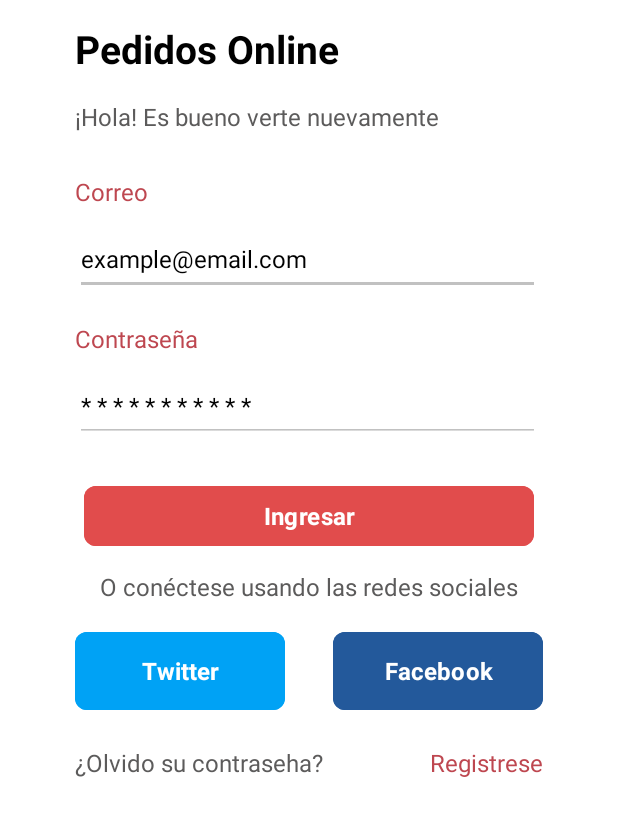
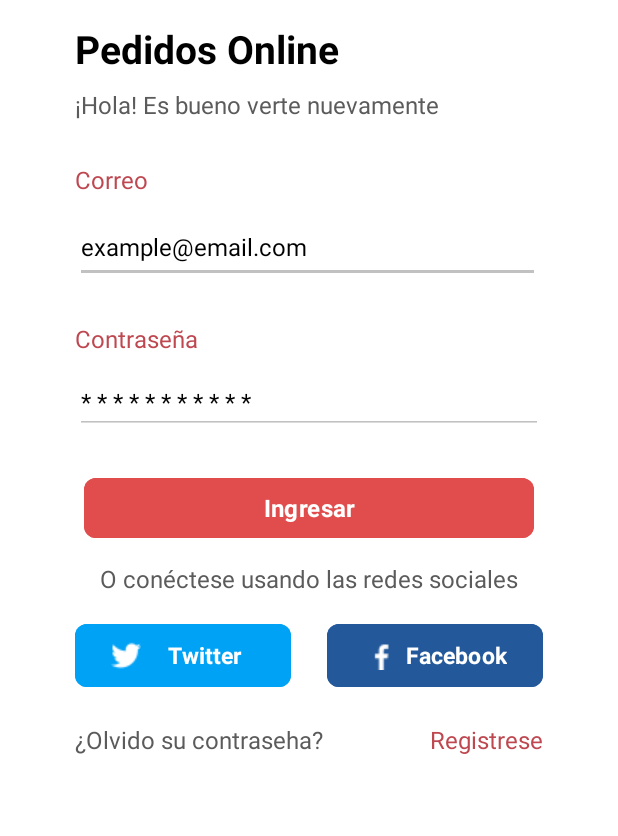
Before and after one commit to juanti24/Dispositivos_Moviles1, an Android app: the screen it shows after launch (MainActivity), on a phone screen of 412 x 824 dp, the part 248-1084 px from its top. Run offline under Robolectric (Android 15) with nearby library versions, the light colour scheme and no system bars; Roboto replaces fonts that are not available here.

Commit message:
Ventana de Login

```diff
--- a/app/src/main/java/com/programacion/dispositivosmoviles/MainActivity.kt
+++ b/app/src/main/java/com/programacion/dispositivosmoviles/MainActivity.kt
@@ -25,7 +25,6 @@ class MainActivity : AppCompatActivity() {
         super.onStart()
         initClass()
     }
-
     private fun initClass() {
 
         binding.btnIngreso.setOnClickListener {
--- a/app/src/main/res/layout/activity_main.xml
+++ b/app/src/main/res/layout/activity_main.xml
@@ -10,8 +10,8 @@
     <TextView
         android:id="@+id/nombreApp"
         style="@style/textTitle"
-        android:layout_width="178dp"
-        android:layout_height="48dp"
+        android:layout_width="308dp"
+        android:layout_height="40dp"
         android:layout_marginStart="50dp"
         android:layout_marginTop="180dp"
         android:gravity="left"
@@ -91,26 +91,27 @@
     <Button
         android:id="@+id/btnLoginFacebook"
         style="@style/ButtonFacebook"
-        android:layout_width="140dp"
-        android:layout_height="60dp"
-        android:layout_marginStart="216dp"
+        android:layout_width="@dimen/buttom_widht"
+        android:layout_height="@dimen/buttom_alternate_height"
         android:layout_marginTop="15dp"
         android:layout_marginEnd="50dp"
+        android:drawableLeft="@drawable/facebook"
         android:text="Facebook"
+        android:textSize="15sp"
         app:layout_constraintEnd_toEndOf="parent"
-        app:layout_constraintHorizontal_bias="1.0"
-        app:layout_constraintStart_toStartOf="parent"
         app:layout_constraintTop_toBottomOf="@+id/mensajeRedes"
         tools:ignore="MissingConstraints" />
 
     <Button
         android:id="@+id/btnLoginTwitter"
         style="@style/ButtonTwitter"
-        android:layout_width="140dp"
-        android:layout_height="60dp"
+        android:layout_width="@dimen/buttom_widht"
+        android:layout_height="@dimen/buttom_alternate_height"
         android:layout_marginStart="50dp"
         android:layout_marginTop="15dp"
+        android:drawableLeft="@drawable/twitter"
         android:text="Twitter"
+        android:textSize="15sp"
         app:layout_constraintStart_toStartOf="parent"
         app:layout_constraintTop_toBottomOf="@+id/mensajeRedes"
         tools:ignore="MissingConstraints" />
@@ -120,7 +121,7 @@
         android:id="@+id/btnIngreso"
         style="@style/ButtonIngreso"
         android:layout_width="300dp"
-        android:layout_height="48dp"
+        android:layout_height="@dimen/buttom_height"
         android:layout_marginTop="25dp"
         android:gravity="center"
         android:text="@string/ingreso_boton"
@@ -158,14 +159,16 @@
 
     <EditText
         android:id="@+id/pass"
-        android:layout_width="310dp"
-        android:layout_height="48dp"
-        android:layout_marginStart="50dp"
+        android:layout_width="match_parent"
+        android:layout_height="wrap_content"
         android:layout_marginTop="10dp"
+        android:layout_marginLeft="@dimen/tamanio"
+        android:layout_marginRight="@dimen/tamanio"
         android:backgroundTint="@color/light_grey"
         android:hint="* * * * * * * * * * *"
         android:textColorHint="@color/black"
         android:textSize="16sp"
+        app:layout_constraintEnd_toEndOf="parent"
         app:layout_constraintStart_toStartOf="parent"
         app:layout_constraintTop_toBottomOf="@+id/labelContrasenia" />
 
--- /dev/null
+++ b/app/src/main/res/values/dim.xml
@@ -0,0 +1,7 @@
+<?xml version="1.0" encoding="utf-8"?>
+<resources>
+    <dimen name="tamanio">50dp</dimen>
+    <dimen name="buttom_height">48dp</dimen>
+    <dimen name="buttom_alternate_height">50dp</dimen>
+    <dimen name="buttom_widht">144dp</dimen>
+</resources>
```
Also changed, not shown: app/src/main/res/drawable/eye.png (added), app/src/main/res/drawable/facebook.png (added), app/src/main/res/drawable/twitter.png (added).
